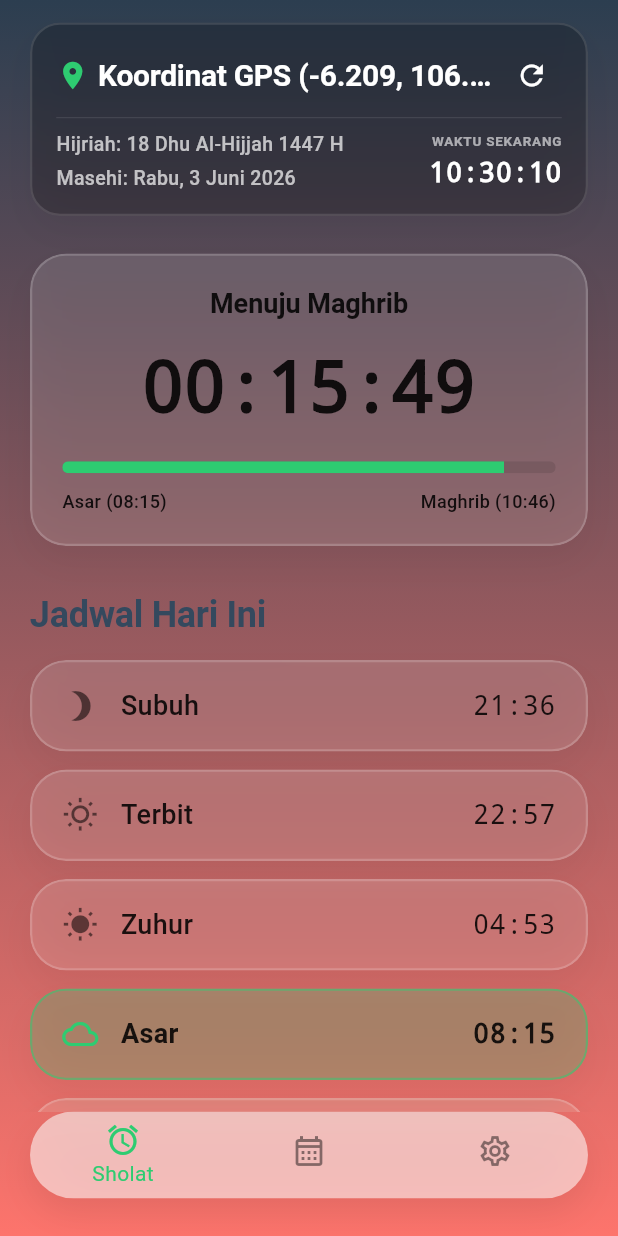
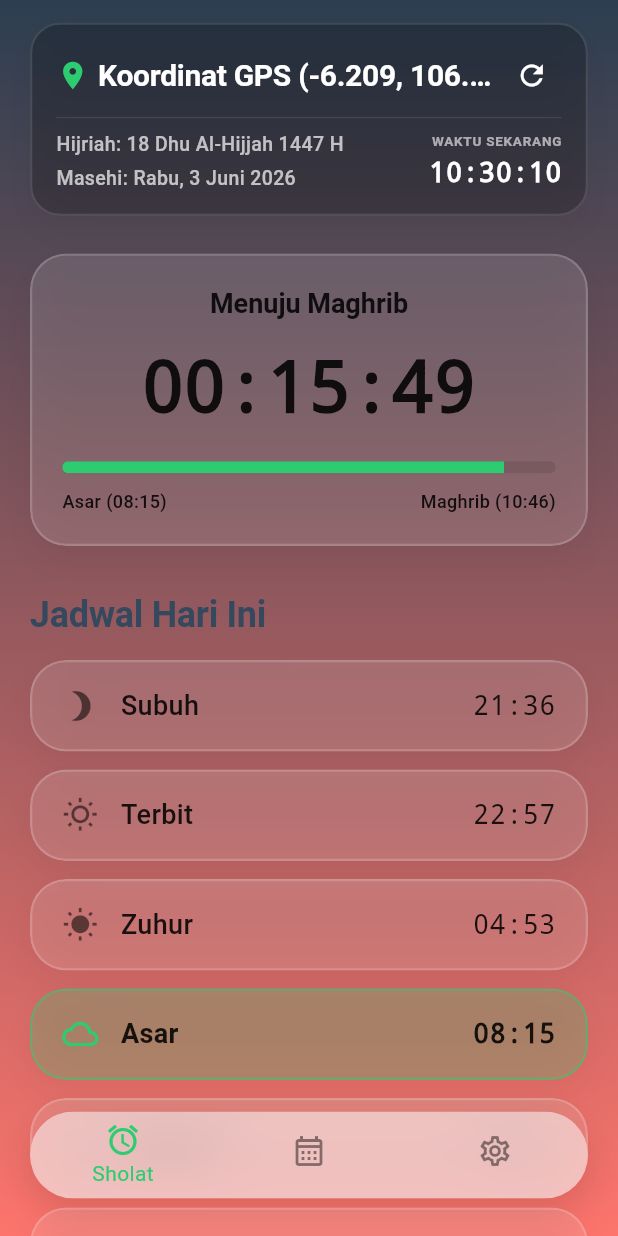
Before and after one commit to qodirs30/sholat-cuy, a Flutter app: the screen it shows after launch, after a tap on the "refresh" icon, on a phone screen of 412 x 824 dp. Run offline on Flutter 3.47's test engine with Material 3 defaults, Android fonts, the light colour scheme and no system bars; our stand-ins replace adhan, flutter_local_notifications, geolocator, get_it, hijri, shared_preferences and 1 more; missing offline and left inert: dart:js, flutter_foreground_task; network calls fail.

Commit message:
feat: customize app icons, adjust safe areas, style dropdown menus, and add pulsing logo loader and web alarms

```diff
--- a/lib/main.dart
+++ b/lib/main.dart
@@ -46,9 +46,11 @@ class MyApp extends StatelessWidget {
         builder: (context, settingsProvider, child) {
           if (settingsProvider.isLoading) {
             return const MaterialApp(
+              debugShowCheckedModeBanner: false,
               home: Scaffold(
+                backgroundColor: Colors.white,
                 body: Center(
-                  child: CircularProgressIndicator(),
+                  child: PulsingLogoLoader(),
                 ),
               ),
             );
@@ -67,3 +69,46 @@ class MyApp extends StatelessWidget {
     );
   }
 }
+
+class PulsingLogoLoader extends StatefulWidget {
+  const PulsingLogoLoader({Key? key}) : super(key: key);
+
+  @override
+  State<PulsingLogoLoader> createState() => _PulsingLogoLoaderState();
+}
+
+class _PulsingLogoLoaderState extends State<PulsingLogoLoader>
+    with SingleTickerProviderStateMixin {
+  late AnimationController _controller;
+  late Animation<double> _animation;
+
+  @override
+  void initState() {
+    super.initState();
+    _controller = AnimationController(
+      vsync: this,
+      duration: const Duration(milliseconds: 1200),
+    )..repeat(reverse: true);
+    _animation = Tween<double>(begin: 0.85, end: 1.15).animate(
+      CurvedAnimation(parent: _controller, curve: Curves.easeInOut),
+    );
+  }
+
+  @override
+  void dispose() {
+    _controller.dispose();
+    super.dispose();
+  }
+
+  @override
+  Widget build(BuildContext context) {
+    return ScaleTransition(
+      scale: _animation,
+      child: Image.asset(
+        'assets/images/logo.png',
+        width: 100,
+        height: 100,
+      ),
+    );
+  }
+}
--- /dev/null
+++ b/lib/src/core/utils/web_helper.dart
@@ -0,0 +1,2 @@
+export 'web_helper_stub.dart'
+    if (dart.library.js) 'web_helper_impl.dart';
--- /dev/null
+++ b/lib/src/core/utils/web_helper_stub.dart
@@ -0,0 +1,3 @@
+void triggerWebNotificationAndSound(String soundName, String title, String body) {
+  // No-op on native platforms (Android and iOS)
+}
--- a/lib/src/presentation/pages/calendar_page.dart
+++ b/lib/src/presentation/pages/calendar_page.dart
@@ -29,8 +29,9 @@ class CalendarPage extends StatelessWidget {
         ),
       ),
       child: SafeArea(
+        bottom: false,
         child: SingleChildScrollView(
-          padding: const EdgeInsets.symmetric(horizontal: 20.0, vertical: 15.0),
+          padding: const EdgeInsets.only(left: 20.0, right: 20.0, top: 15.0, bottom: 120.0),
           child: Column(
             crossAxisAlignment: CrossAxisAlignment.start,
             children: [
--- a/lib/src/presentation/pages/home_page.dart
+++ b/lib/src/presentation/pages/home_page.dart
@@ -55,6 +55,7 @@ class _HomePageState extends State<HomePage> {
         ),
       ),
       child: SafeArea(
+        bottom: false,
         child: prayerProvider.isLoading
             ? const Center(
                 child: CircularProgressIndicator(
@@ -68,7 +69,7 @@ class _HomePageState extends State<HomePage> {
                 },
                 child: SingleChildScrollView(
                   physics: const AlwaysScrollableScrollPhysics(),
-                  padding: const EdgeInsets.symmetric(horizontal: 20.0, vertical: 15.0),
+                  padding: const EdgeInsets.only(left: 20.0, right: 20.0, top: 15.0, bottom: 120.0),
                   child: Column(
                     crossAxisAlignment: CrossAxisAlignment.start,
                     children: [
--- a/lib/src/presentation/pages/settings_page.dart
+++ b/lib/src/presentation/pages/settings_page.dart
@@ -52,8 +52,9 @@ class _SettingsPageState extends State<SettingsPage> {
         ),
       ),
       child: SafeArea(
+        bottom: false,
         child: SingleChildScrollView(
-          padding: const EdgeInsets.symmetric(horizontal: 20.0, vertical: 15.0),
+          padding: const EdgeInsets.only(left: 20.0, right: 20.0, top: 15.0, bottom: 120.0),
           child: Form(
             key: _formKey,
             child: Column(
@@ -164,6 +165,7 @@ class _SettingsPageState extends State<SettingsPage> {
                     children: [
                       // Calculation Method dropdown
                       DropdownButtonFormField<String>(
+                        dropdownColor: isDark ? Colors.grey[900]?.withOpacity(0.95) : Colors.white.withOpacity(0.95),
                         decoration: const InputDecoration(
                           labelText: 'Metode Kalkulasi',
                           icon: Icon(Icons.calculate, color: AppColors.emeraldGreen),
@@ -187,6 +189,7 @@ class _SettingsPageState extends State<SettingsPage> {
 
                       // Adzan Sound dropdown
                       DropdownButtonFormField<String>(
+                        dropdownColor: isDark ? Colors.grey[900]?.withOpacity(0.95) : Colors.white.withOpacity(0.95),
                         decoration: const InputDecoration(
                           labelText: 'Suara Alarm Adzan',
                           icon: Icon(Icons.volume_up, color: AppColors.emeraldGreen),
@@ -244,6 +247,7 @@ class _SettingsPageState extends State<SettingsPage> {
                       ),
                       const Divider(height: 15),
                       DropdownButtonFormField<String>(
+                        dropdownColor: isDark ? Colors.grey[900]?.withOpacity(0.95) : Colors.white.withOpacity(0.95),
                         decoration: const InputDecoration(
                           labelText: 'Bahasa Aplikasi',
                           icon: Icon(Icons.language, color: AppColors.emeraldGreen),
```
Also changed, not shown: lib/src/core/utils/web_helper_impl.dart (added, +10 -0 lines), lib/src/data/datasources/notification_service.dart (+11 -0 lines), lib/src/presentation/providers/prayer_provider.dart (+48 -0 lines), pubspec.yaml (+4 -4 lines), assets/images/logo.png (added), sholat cuy mini.png (added), sholat cuy.png (added), 40 other files.
